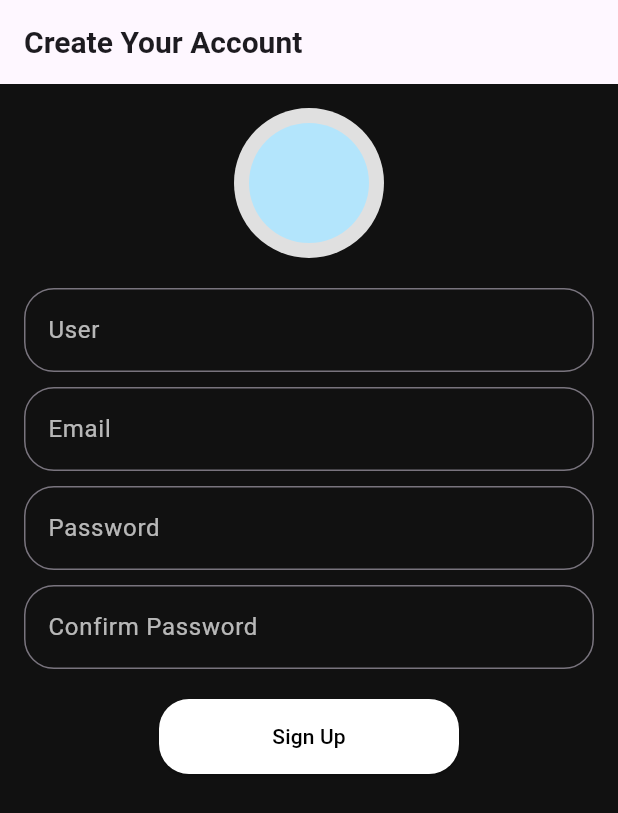
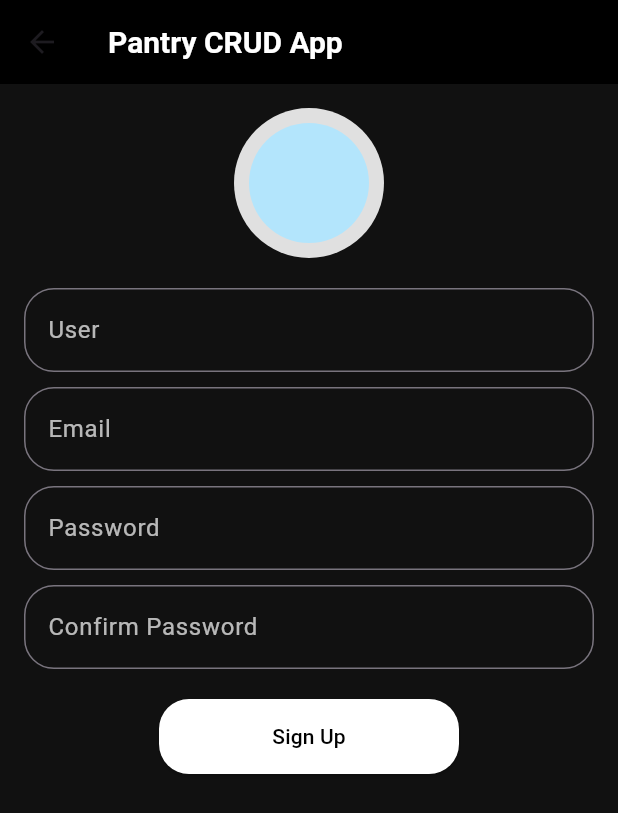
Before and after one commit to HikaruSSG/flutter-app, a Flutter app: the SignUpScreen screen opened directly, on a phone screen of 412 x 824 dp. Shown: the top 813 px of the screen. Run offline on Flutter 3.47's test engine with Material 3 defaults, Android fonts, the phone set to English and light mode, and no system bars; our stand-ins replace shared_preferences; accounts and stored records are empty.

Commit message:
quick back up

```diff
--- a/lib/screens/signup_screen.dart
+++ b/lib/screens/signup_screen.dart
@@ -16,16 +16,19 @@ class _SignUpScreenState extends State<SignUpScreen> {
 
   @override
   Widget build(BuildContext context) {
-    return WillPopScope(
-      onWillPop: () async {
+    return Scaffold(
+      appBar: AppBar(
+        backgroundColor: Colors.black,
+        title: Text('Pantry CRUD App',
+            style: Theme.of(context).textTheme.titleLarge),
+        leading: IconButton(
+          icon: Icon(Icons.arrow_back),
+          onPressed: () {
             Navigator.of(context).pushReplacement(
               MaterialPageRoute(builder: (context) => WelcomeScreen()),
             );
-        return true;
           },
-      child: Scaffold(
-        appBar: AppBar(
-          title: Text('Create Your Account'),
+        ),
       ),
       body: Padding(
         padding: const EdgeInsets.all(16.0),
@@ -125,7 +128,6 @@ class _SignUpScreenState extends State<SignUpScreen> {
           ],
         ),
       ),
-      ),
     );
   }
 }
--- a/lib/screens/welcome_screen.dart
+++ b/lib/screens/welcome_screen.dart
@@ -93,7 +93,9 @@ class _WelcomeScreenState extends State<WelcomeScreen> {
                   ),
                   SizedBox(height: 30),
                   Text(
-                    'Welcome, ${_username.toUpperCase()}!',
+                    _isLoggedIn
+                        ? 'Welcome ${_username.toUpperCase()}!'
+                        : 'Welcome${_username.toUpperCase()}!',
                     style: Theme.of(context).textTheme.titleLarge,
                   ),
                   SizedBox(height: 15),
```
Also changed, not shown: lib/screens/login_screen.dart (+44 -3 lines). Lines whose indentation alone changed are shown as unchanged.
